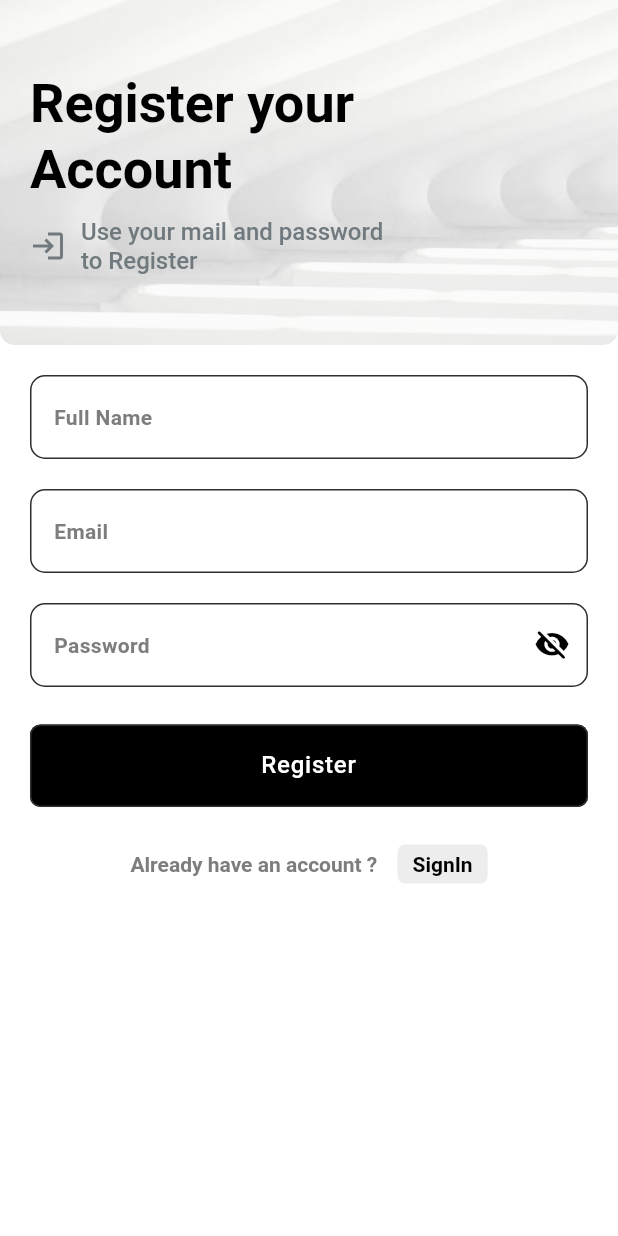
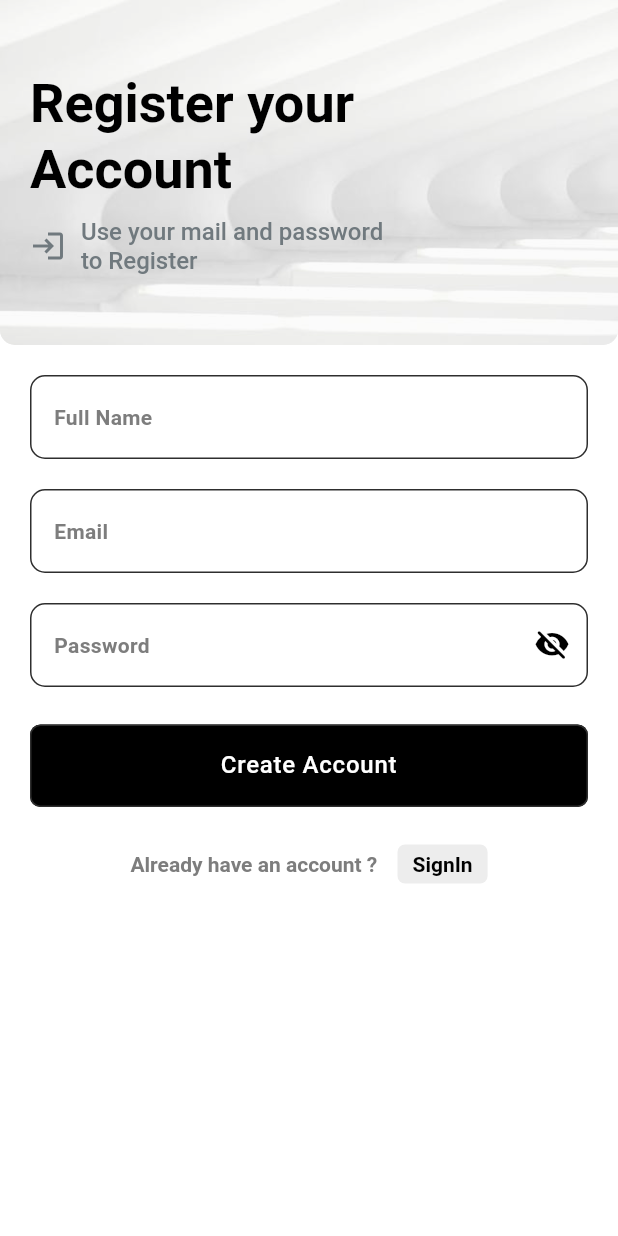
Before and after one commit to amrith-nath/Hive-smart-home-app, a Flutter app: the ScreenSignUp screen opened by its route, on a phone screen of 412 x 824 dp. Run offline on Flutter 3.47's test engine with Material 3 defaults, Android fonts, the phone set to English and light mode, and no system bars; our stand-ins replace another_flushbar, bloc, email_validator, equatable, firebase_auth, firebase_core and 1 more; accounts and stored records are empty.

Commit message:
auth completed

```diff
--- a/lib/bloc/auth_bloc/auth_state.dart
+++ b/lib/bloc/auth_bloc/auth_state.dart
@@ -5,7 +5,7 @@ class AuthState extends Equatable {
     this.email = '',
     this.password = '',
     this.name = '',
-    this.errorMessage = '',
+    this.message = '',
     this.apiStatus = ApiStatus.initial,
   });
 
@@ -13,24 +13,24 @@ class AuthState extends Equatable {
   final String password;
   final String name;
   final ApiStatus apiStatus;
-  final String errorMessage;
+  final String message;
 
   AuthState copyWith({
     String? email,
     String? password,
     String? name,
     ApiStatus? apiStatus,
-    String? errorMessage,
+    String? message,
   }) {
     return AuthState(
       email: email ?? this.email,
       password: password ?? this.password,
       name: name ?? this.name,
       apiStatus: apiStatus ?? this.apiStatus,
-      errorMessage: errorMessage ?? this.errorMessage,
+      message: message ?? this.message,
     );
   }
 
   @override
-  List<Object?> get props => [email, password, name, apiStatus, errorMessage];
+  List<Object?> get props => [email, password, name, apiStatus, message];
 }
--- a/lib/config/components/primary_button_widget.dart
+++ b/lib/config/components/primary_button_widget.dart
@@ -1,4 +1,5 @@
 import 'package:flutter/material.dart';
+import 'package:hive/config/components/loading_widget.dart';
 
 import '../colors/colors.dart';
 
@@ -8,6 +9,7 @@ class PrimaryButtonWidget extends StatefulWidget {
       required this.onTap,
       required this.label,
       this.useStyle2 = false,
+      this.isLoading = false,
       this.width = 150,
       this.height = 55});
   final double width;
@@ -15,6 +17,7 @@ class PrimaryButtonWidget extends StatefulWidget {
   final Function()? onTap;
   final String label;
   final bool useStyle2;
+  final bool isLoading;
   @override
   State<PrimaryButtonWidget> createState() => _PrimaryButtonWidgetState();
 }
@@ -30,6 +33,8 @@ class _PrimaryButtonWidgetState extends State<PrimaryButtonWidget> {
           elevation: 0,
           backgroundColor:
               widget.useStyle2 ? KColors.cardBgInactive : KColors.darkPrimary,
+          disabledBackgroundColor:
+              widget.useStyle2 ? KColors.cardBgInactive : KColors.darkPrimary,
           shape: RoundedRectangleBorder(
             borderRadius: BorderRadius.circular(7),
             side: const BorderSide(
@@ -37,8 +42,13 @@ class _PrimaryButtonWidgetState extends State<PrimaryButtonWidget> {
             ),
           ),
         ),
-        onPressed: widget.onTap,
-        child: Text(
+        onPressed: widget.isLoading ? null : widget.onTap,
+        child: widget.isLoading
+            ? LoadingWidget(
+                size: 30,
+                color: widget.useStyle2 ? null : KColors.whitePrimary,
+              )
+            : Text(
                 widget.label,
                 textAlign: TextAlign.center,
                 style: Theme.of(context).textTheme.bodyLarge!.copyWith(
--- a/lib/data/exceptions/app_exceptions.dart
+++ b/lib/data/exceptions/app_exceptions.dart
@@ -33,3 +33,7 @@ class EmailAlreadyInUseException extends AppExceptions {
 class WeakPasswordException extends AppExceptions {
   WeakPasswordException([String? message]) : super(message, "Weak password");
 }
+
+class InvalidUserException extends AppExceptions {
+  InvalidUserException([String? message]) : super(message, "Invalid User");
+}
--- a/lib/main.dart
+++ b/lib/main.dart
@@ -5,6 +5,7 @@ import 'package:hive/firebase_options.dart';
 
 Future<void> main() async {
   WidgetsFlutterBinding.ensureInitialized();
+
   await Firebase.initializeApp(options: DefaultFirebaseOptions.currentPlatform);
   runApp(const HiveApp());
 }
--- a/lib/repos/auth/auth_repo.dart
+++ b/lib/repos/auth/auth_repo.dart
@@ -1,3 +1,5 @@
+import 'dart:developer';
+
 import 'package:firebase_auth/firebase_auth.dart';
 import 'package:hive/repos/auth/i_auth_repo.dart';
 
--- a/lib/utils/utils.dart
+++ b/lib/utils/utils.dart
@@ -1,2 +1,3 @@
 export "size_extensions.dart";
 export "enums.dart";
+export 'flushbar_helper.dart';
--- a/lib/views/auth/screen_signup.dart
+++ b/lib/views/auth/screen_signup.dart
@@ -55,12 +55,7 @@ class _ScreenSignUpState extends State<ScreenSignUp> {
                           emailFocusNode: emailFocusNode,
                           passwordFocusNode: passwordFocusNode),
                       25.vh,
-                      PrimaryButtonWidget(
-                          width: double.infinity,
-                          onTap: () {
-                            if (_formKey.currentState!.validate()) {}
-                          },
-                          label: "Register"),
+                      SignUpButtonWidget(formKey: _formKey),
                       25.vh,
                       Row(
                         crossAxisAlignment: CrossAxisAlignment.center,
--- a/lib/views/auth/widgets/sign_in_textfields.dart
+++ b/lib/views/auth/widgets/sign_in_textfields.dart
@@ -34,11 +34,13 @@ class _SignInTextfieldsState extends State<SignInTextfields> {
                 context.read<AuthBloc>().add(EmailChanged(email: value));
               },
               label: 'Email',
-              onFieldSubmitted: (_) {},
+              onFieldSubmitted: (_) {
+                widget.emailFocusNode.unfocus();
+              },
               focusNode: widget.emailFocusNode,
               validator: (value) {
                 if (value == null || value.isEmpty) {
-                  return 'Please enter your username';
+                  return 'Please enter your Email';
                 } else if (!EmailValidator.validate(value)) {
                   return 'Invalid email format';
                 }
--- /dev/null
+++ b/lib/views/auth/widgets/signup_button_widget.dart
@@ -0,0 +1,43 @@
+import 'dart:developer';
+
+import 'package:flutter/material.dart';
+import 'package:flutter_bloc/flutter_bloc.dart';
+import 'package:hive/bloc/bloc.dart';
+
+import '../../../config/config.dart';
+import '../../../utils/utils.dart';
+
+class SignUpButtonWidget extends StatelessWidget {
+  const SignUpButtonWidget({super.key, required this.formKey});
+  final GlobalKey<FormState> formKey;
+  @override
+  Widget build(BuildContext context) {
+    return BlocConsumer<AuthBloc, AuthState>(
+      listenWhen: (prev, current) => prev != current,
+      listener: (context, state) {
+        log("signUp listening");
+        if (state.apiStatus == ApiStatus.success) {
+          FlushbarHelperFnction.flushBarSuccessMessage(
+              context: context, message: 'Welcome ${state.name.toUpperCase()}');
+        }
+        if (state.apiStatus == ApiStatus.error) {
+          FlushbarHelperFnction.flushBarErrorMessage(
+            context: context,
+            message: state.message,
+          );
+        }
+      },
+      builder: (context, state) {
+        return PrimaryButtonWidget(
+            isLoading: state.apiStatus == ApiStatus.loading,
+            width: double.infinity,
+            onTap: () {
+              if (formKey.currentState!.validate()) {
+                context.read<AuthBloc>().add(RegisterButtonClick());
+              }
+            },
+            label: "Create Account");
+      },
+    );
+  }
+}
--- a/lib/views/auth/widgets/widgets.dart
+++ b/lib/views/auth/widgets/widgets.dart
@@ -1,3 +1,5 @@
 export "hero_widget.dart";
 export "sign_up_textfields.dart";
 export "sign_in_textfields.dart";
+export "signin_button_widget.dart";
+export "signup_button_widget.dart";
--- a/lib/views/home/screen_home.dart
+++ b/lib/views/home/screen_home.dart
@@ -12,7 +12,7 @@ class _ScreenHomeState extends State<ScreenHome> {
   Widget build(BuildContext context) {
     return const Scaffold(
       body: Center(
-        child: Text("Splash home"),
+        child: Text("/ home"),
       ),
     );
   }
--- a/pubspec.yaml
+++ b/pubspec.yaml
@@ -22,9 +22,9 @@ dependencies:
   http: ^1.2.2
   bloc: ^8.1.4
   flutter_bloc: ^8.1.6
-  get_it: ^7.7.0
-  freezed: ^2.4.7
-  freezed_annotation: ^2.4.4
+  # get_it: ^7.7.0
+  # freezed: ^2.4.7
+  # freezed_annotation: ^2.4.4
   json_annotation: ^4.9.0
   fluttertoast: ^8.2.4
   cached_network_image: ^3.3.1
```
Also changed, not shown: lib/bloc/auth_bloc/auth_bloc.dart (+80 -9 lines), lib/config/components/loading_widget.dart (+7 -5 lines), lib/data/network/firebase_services.dart (+6 -4 lines), lib/utils/flushbar_helper.dart (added, +88 -0 lines), lib/views/auth/screen_login.dart (+3 -6 lines), lib/views/auth/widgets/signin_button_widget.dart (added, +44 -0 lines), pubspec.lock. Lines whose indentation alone changed are shown as unchanged.
